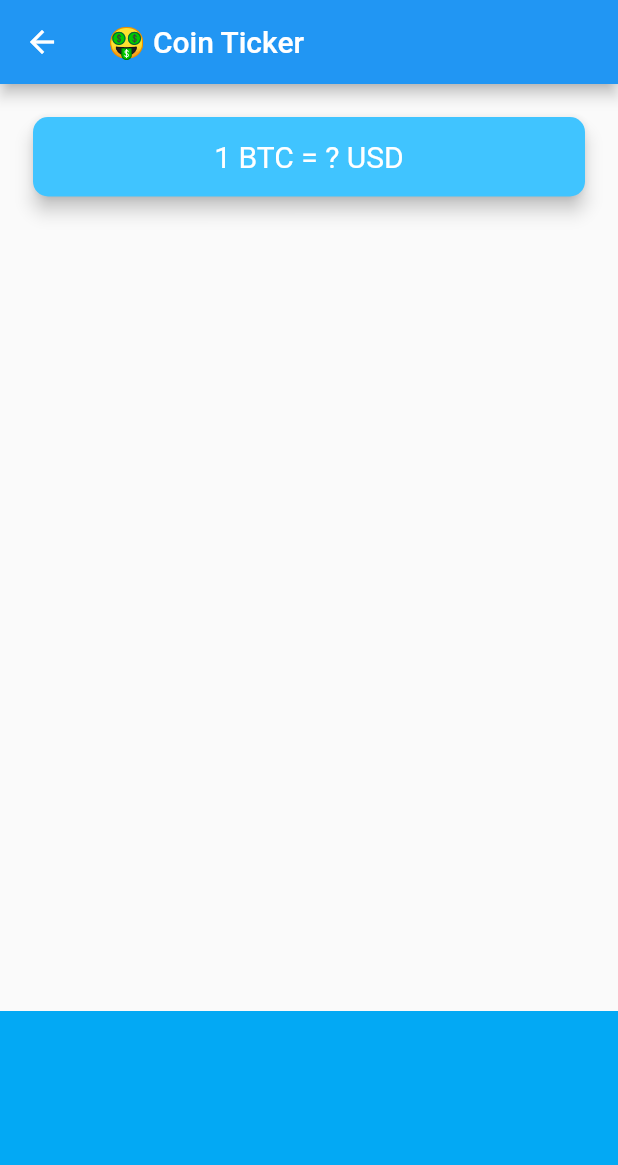
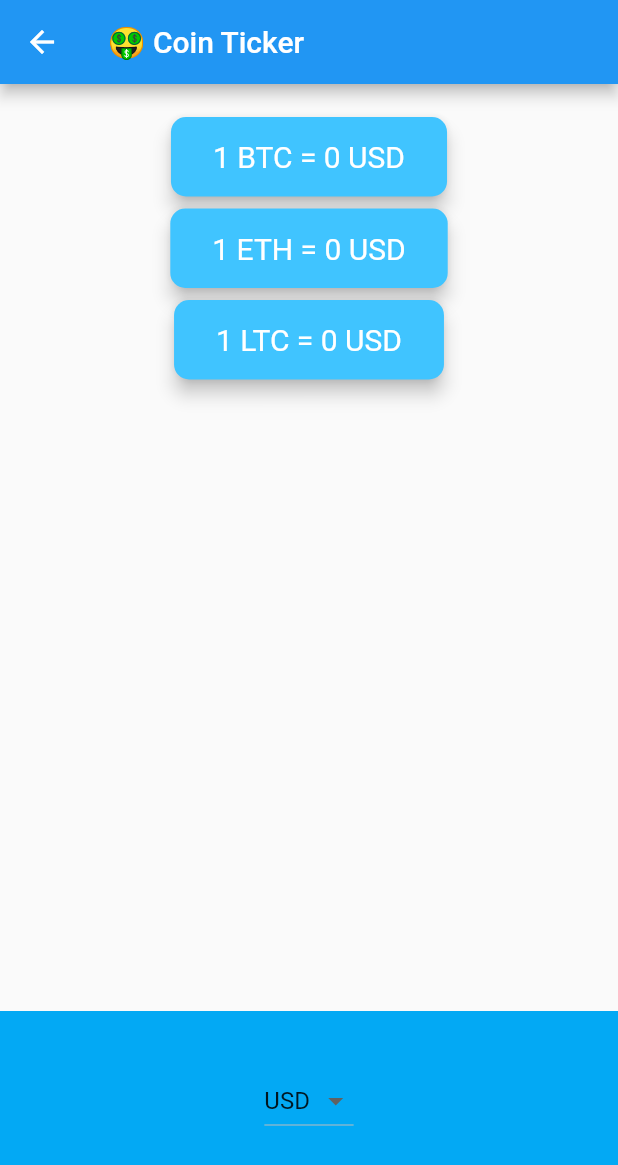
Before and after one commit to MohdIdrees/flutter_app, a Flutter app: the PriceScreen screen opened directly, on a phone screen of 412 x 824 dp. Shown: the top 1165 px of the screen. Run offline on Flutter 3.47's test engine with Material 2 defaults, Android fonts, the phone set to English and light mode, and no system bars; our stand-ins replace audioplayers, flutter_spinkit, font_awesome_flutter, geolocator, permission_handler; project files that could hold a hidden picture were left out.

Commit message:
++ 14 lecture completed. ++ 15 lecture initial files.

```diff
--- a/lib/pages/bitcoinTracker/price_screen.dart
+++ b/lib/pages/bitcoinTracker/price_screen.dart
@@ -1,48 +1,158 @@
+import 'package:flutter/cupertino.dart';
 import 'package:flutter/material.dart';
+import 'package:first_demo_app/pages/bitcoinTracker/coin_data.dart';
+import 'dart:io' show Platform;
 
 class PriceScreen extends StatefulWidget {
+  const PriceScreen({Key? key}) : super(key: key);
+
   @override
   _PriceScreenState createState() => _PriceScreenState();
 }
 
 class _PriceScreenState extends State<PriceScreen> {
+  String? selectedCurrency = 'USD';
+  int btcCoinPrice = 0;
+  int ethCoinPrice = 0;
+  int ltcCoinPrice = 0;
+
+  DropdownButton<String> androidDropdown() {
+    List<DropdownMenuItem<String>> dropdownItems = [];
+    for (String currency in currenciesList) {
+      var newItem = DropdownMenuItem(
+        child: Text(currency),
+        value: currency,
+      );
+      dropdownItems.add(newItem);
+    }
+
+    return DropdownButton<String>(
+      value: selectedCurrency,
+      items: dropdownItems,
+      onChanged: (value) async {
+        selectedCurrency = value;
+        btcCoinPrice = 0;
+        ethCoinPrice = 0;
+        ltcCoinPrice = 0;
+        CoinData coinData = CoinData();
+        var result = await coinData.getCoinData(selectedCurrency);
+        updateUI(result);
+      },
+    );
+  }
+
+  CupertinoPicker iOSPicker() {
+    List<Widget> pickerItems = [];
+    for (String currency in currenciesList) {
+      pickerItems.add(Text(currency));
+    }
+
+    return CupertinoPicker(
+      backgroundColor: Colors.lightBlue,
+      itemExtent: 25.0,
+      onSelectedItemChanged: (selectedIndex) {
+        print(selectedIndex);
+      },
+      children: pickerItems,
+    );
+  }
+
+  Future<void> updateUI(dynamic result) async {
+    setState(() {
+      if (result == null) {
+        return;
+      }
+      result.forEach((k, v)  {
+            if (k == 'BTC') {
+              btcCoinPrice = v;
+            } else if (k == 'ETH') {
+              ethCoinPrice = v;
+            } else if (k == 'LTC') {
+              ltcCoinPrice = v;
+            }
+          });
+    });
+  }
+
   @override
   Widget build(BuildContext context) {
     return Scaffold(
       appBar: AppBar(
-        title: Text('🤑 Coin Ticker'),
+        title: const Text('🤑 Coin Ticker'),
       ),
       body: Column(
         mainAxisAlignment: MainAxisAlignment.spaceBetween,
         crossAxisAlignment: CrossAxisAlignment.stretch,
         children: <Widget>[
           Padding(
-            padding: EdgeInsets.fromLTRB(18.0, 18.0, 18.0, 0),
-            child: Card(
+              padding: const EdgeInsets.fromLTRB(18.0, 18.0, 18.0, 0),
+              child: Column(
+                children: [
+                  Card(
                     color: Colors.lightBlueAccent,
                     elevation: 5.0,
                     shape: RoundedRectangleBorder(
                       borderRadius: BorderRadius.circular(10.0),
                     ),
                     child: Padding(
-                padding: EdgeInsets.symmetric(vertical: 15.0, horizontal: 28.0),
+                      padding: const EdgeInsets.symmetric(
+                          vertical: 15.0, horizontal: 28.0),
                       child: Text(
-                  '1 BTC = ? USD',
+                        '1 BTC = ${btcCoinPrice.toString()} $selectedCurrency',
                         textAlign: TextAlign.center,
-                  style: TextStyle(
+                        style: const TextStyle(
                           fontSize: 20.0,
                           color: Colors.white,
                         ),
                       ),
                     ),
                   ),
+                  Card(
+                    color: Colors.lightBlueAccent,
+                    elevation: 5.0,
+                    shape: RoundedRectangleBorder(
+                      borderRadius: BorderRadius.circular(10.0),
                     ),
+                    child: Padding(
+                      padding: const EdgeInsets.symmetric(
+                          vertical: 15.0, horizontal: 28.0),
+                      child: Text(
+                        '1 ETH = $ethCoinPrice $selectedCurrency',
+                        textAlign: TextAlign.center,
+                        style: const TextStyle(
+                          fontSize: 20.0,
+                          color: Colors.white,
+                        ),
+                      ),
+                    ),
+                  ),
+                  Card(
+                    color: Colors.lightBlueAccent,
+                    elevation: 5.0,
+                    shape: RoundedRectangleBorder(
+                      borderRadius: BorderRadius.circular(10.0),
+                    ),
+                    child: Padding(
+                      padding: const EdgeInsets.symmetric(
+                          vertical: 15.0, horizontal: 28.0),
+                      child: Text(
+                        '1 LTC = $ltcCoinPrice $selectedCurrency',
+                        textAlign: TextAlign.center,
+                        style: const TextStyle(
+                          fontSize: 20.0,
+                          color: Colors.white,
+                        ),
+                      ),
+                    ),
+                  ),
+                ],
+              )),
           Container(
             height: 150.0,
             alignment: Alignment.center,
-            padding: EdgeInsets.only(bottom: 30.0),
+            padding: const EdgeInsets.only(bottom: 30.0),
             color: Colors.lightBlue,
-            child: null,
+            child: Platform.isAndroid ? androidDropdown() : iOSPicker(),
           ),
         ],
       ),
--- a/lib/pages/climaWeatherModule/services/networking.dart
+++ b/lib/pages/climaWeatherModule/services/networking.dart
@@ -7,7 +7,6 @@ class NetworkHelper {
   NetworkHelper(this.url);
 
   Future getData() async {
-    print(url);
     http.Response response = await http.get(Uri.parse(url));
     if(response.statusCode == 200) {
       String data = response.body;
--- a/lib/utils/routes.dart
+++ b/lib/utils/routes.dart
@@ -10,4 +10,8 @@ class AppRoutes {
   static const bmiRoute = "/bmi";
   static const loadingRoute = "/loading";
   static const birdRoute = "/bird";
+  static const welcomeScreenRoute = "/welcome_screen";
+  static const loginScreenRoute = "/login_screen";
+  static const registrationScreenRoute = "/registration_screen";
+  static const chatScreenRoute = "/chat_screen";
 }
```
Also changed, not shown: lib/main.dart (+10 -1 lines), lib/pages/bitcoinTracker/coin_data.dart (+27 -1 lines), lib/pages/flashChat/screens/chat_screen.dart (added, +61 -0 lines), lib/pages/flashChat/screens/login_screen.dart (added, +96 -0 lines), lib/pages/flashChat/screens/registration_screen.dart (added, +98 -0 lines), lib/pages/flashChat/screens/welcome_screen.dart (added, +74 -0 lines), lib/utils/constants.dart (+17 -0 lines). Lines whose indentation alone changed are shown as unchanged.
